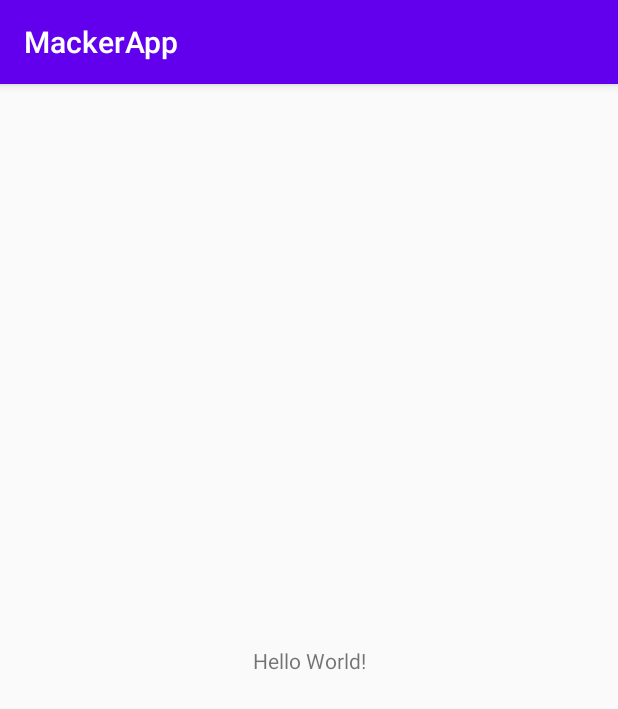
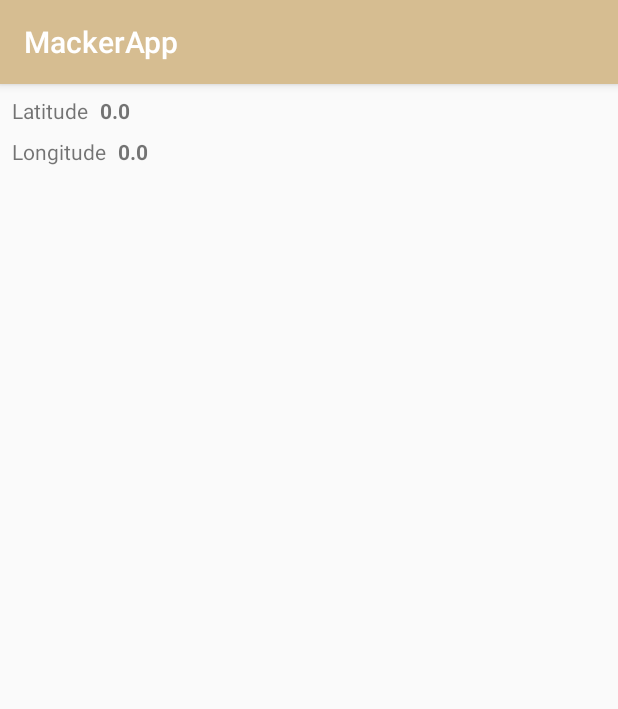
Before and after one commit to YODHAA/MackerApp, an Android app: the screen it shows after launch (MainActivity), on a phone screen of 412 x 824 dp. Shown: the top 709 px of the screen. Run offline under Robolectric (Android 15) with nearby library versions, the phone set to English and light mode, and no system bars.

Commit message:
Commit : 8  colors.xml changed and Layout Files Added
Signed-off-by: Yodhaa <saurabhsingh4589@gmail.com>

```diff
--- a/app/src/main/res/layout/activity_main.xml
+++ b/app/src/main/res/layout/activity_main.xml
@@ -1,18 +1,54 @@
 <?xml version="1.0" encoding="utf-8"?>
 <androidx.constraintlayout.widget.ConstraintLayout xmlns:android="http://schemas.android.com/apk/res/android"
     xmlns:app="http://schemas.android.com/apk/res-auto"
-    xmlns:tools="http://schemas.android.com/tools"
+    android:id="@+id/iblLatitude"
     android:layout_width="match_parent"
-    android:layout_height="match_parent"
-    tools:context=".MainActivity">
+    android:layout_height="match_parent">
+
 
     <TextView
+        android:id="@+id/textView"
         android:layout_width="wrap_content"
         android:layout_height="wrap_content"
-        android:text="Hello World!"
-        app:layout_constraintBottom_toBottomOf="parent"
-        app:layout_constraintLeft_toLeftOf="parent"
-        app:layout_constraintRight_toRightOf="parent"
+        android:layout_marginStart="8dp"
+        android:layout_marginTop="8dp"
+        android:text="@string/latitude"
+        app:layout_constraintStart_toStartOf="parent"
         app:layout_constraintTop_toTopOf="parent" />
 
+    <TextView
+        android:id="@+id/ilongitude"
+        android:layout_width="wrap_content"
+        android:layout_height="wrap_content"
+        android:layout_marginStart="8dp"
+        android:layout_marginTop="8dp"
+        android:text="@string/longitude"
+        app:layout_constraintStart_toStartOf="parent"
+        app:layout_constraintTop_toBottomOf="@+id/textView" />
+
+    <TextView
+        android:id="@+id/textView3"
+        android:layout_width="0dp"
+        android:layout_height="wrap_content"
+        android:layout_marginStart="8dp"
+        android:layout_marginTop="8dp"
+        android:layout_marginEnd="8dp"
+        android:text="@string/zeropointzero"
+        android:textStyle="bold"
+        app:layout_constraintEnd_toEndOf="parent"
+        app:layout_constraintStart_toEndOf="@+id/textView"
+        app:layout_constraintTop_toTopOf="parent" />
+
+    <TextView
+        android:id="@+id/textView4"
+        android:layout_width="0dp"
+        android:layout_height="wrap_content"
+        android:layout_marginStart="8dp"
+        android:layout_marginTop="8dp"
+        android:layout_marginEnd="8dp"
+        android:text="@string/zeropointzero"
+        android:textStyle="bold"
+        app:layout_constraintEnd_toEndOf="parent"
+        app:layout_constraintStart_toEndOf="@+id/ilongitude"
+        app:layout_constraintTop_toBottomOf="@+id/textView3" />
 </androidx.constraintlayout.widget.ConstraintLayout>
--- a/app/src/main/res/values/colors.xml
+++ b/app/src/main/res/values/colors.xml
@@ -1,6 +1,6 @@
 <?xml version="1.0" encoding="utf-8"?>
 <resources>
-    <color name="colorPrimary">#6200EE</color>
-    <color name="colorPrimaryDark">#3700B3</color>
-    <color name="colorAccent">#03DAC5</color>
+    <color name="colorPrimary">#d6bd91</color>
+    <color name="colorPrimaryDark">#F2C063</color>
+    <color name="colorAccent">#13654a</color>
 </resources>
--- a/app/src/main/res/values/strings.xml
+++ b/app/src/main/res/values/strings.xml
@@ -1,3 +1,7 @@
 <resources>
     <string name="app_name">MackerApp</string>
+    <string name="latitude">Latitude</string>
+    <string name="latitude">Latitude</string>
+    <string name="longitude">Longitude</string>
+    <string name="zeropointzero">0.0</string>
 </resources>
```
